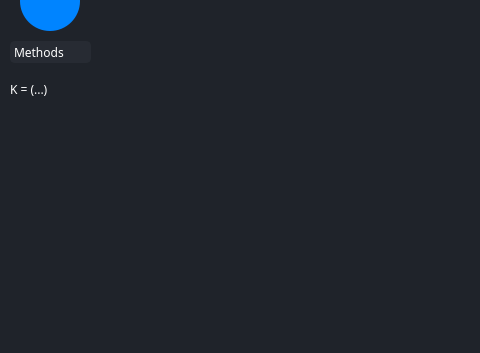
Before: the Qt Designer form ui/design.ui in RogMin/MIPT-CODING_py_project, drawn with Qt 5; both pictures show x 0 to 480 and y 199 to 552 of the 941 by 552 pixel window.
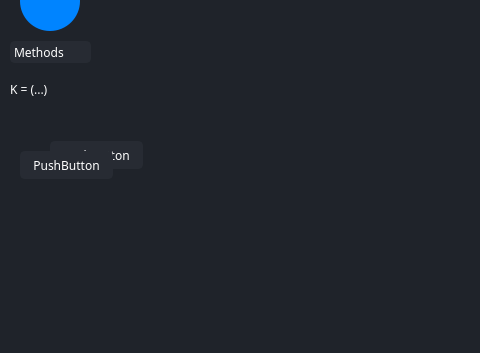
After: the same form once the commit is applied. Icons and pictures are not drawn.

Commit message: debug ver

```diff
--- a/ui/design.ui
+++ b/ui/design.ui
@@ -658,6 +658,32 @@
      <string>Marker size</string>
     </property>
    </widget>
+   <widget class="QPushButton" name="pushButton">
+    <property name="geometry">
+     <rect>
+      <x>50</x>
+      <y>340</y>
+      <width>93</width>
+      <height>28</height>
+     </rect>
+    </property>
+    <property name="text">
+     <string>PushButton</string>
+    </property>
+   </widget>
+   <widget class="QPushButton" name="pushButton_2">
+    <property name="geometry">
+     <rect>
+      <x>20</x>
+      <y>350</y>
+      <width>93</width>
+      <height>28</height>
+     </rect>
+    </property>
+    <property name="text">
+     <string>PushButton</string>
+    </property>
+   </widget>
   </widget>
  </widget>
  <resources>
```
The commit also changes 1 other file.
